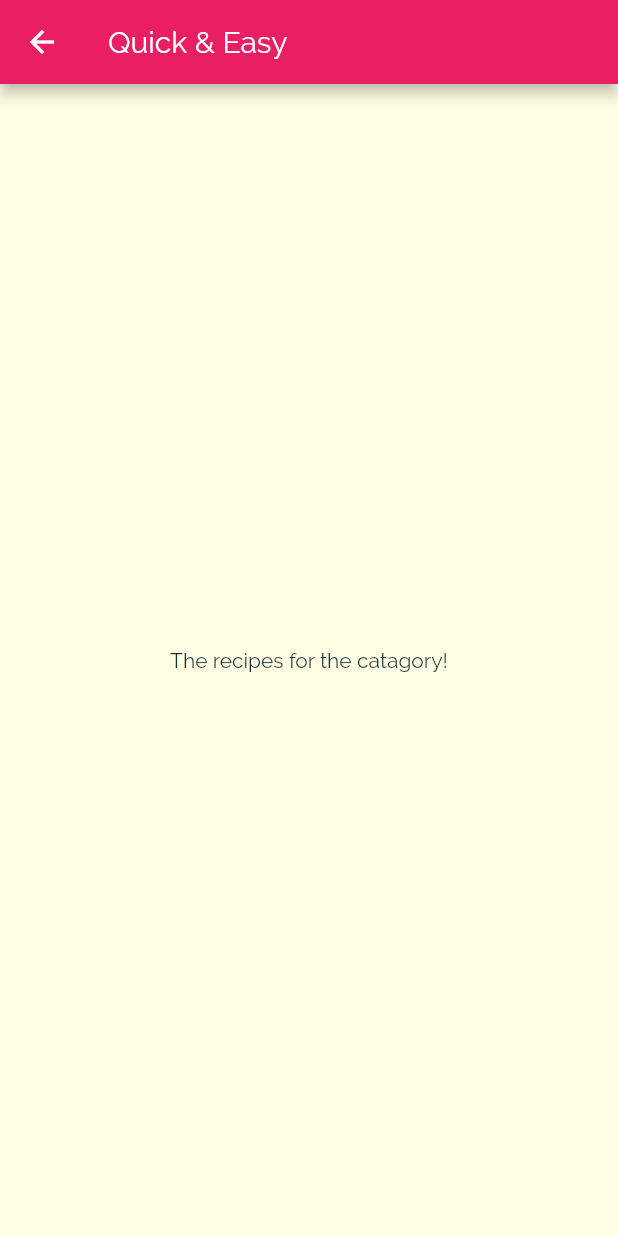
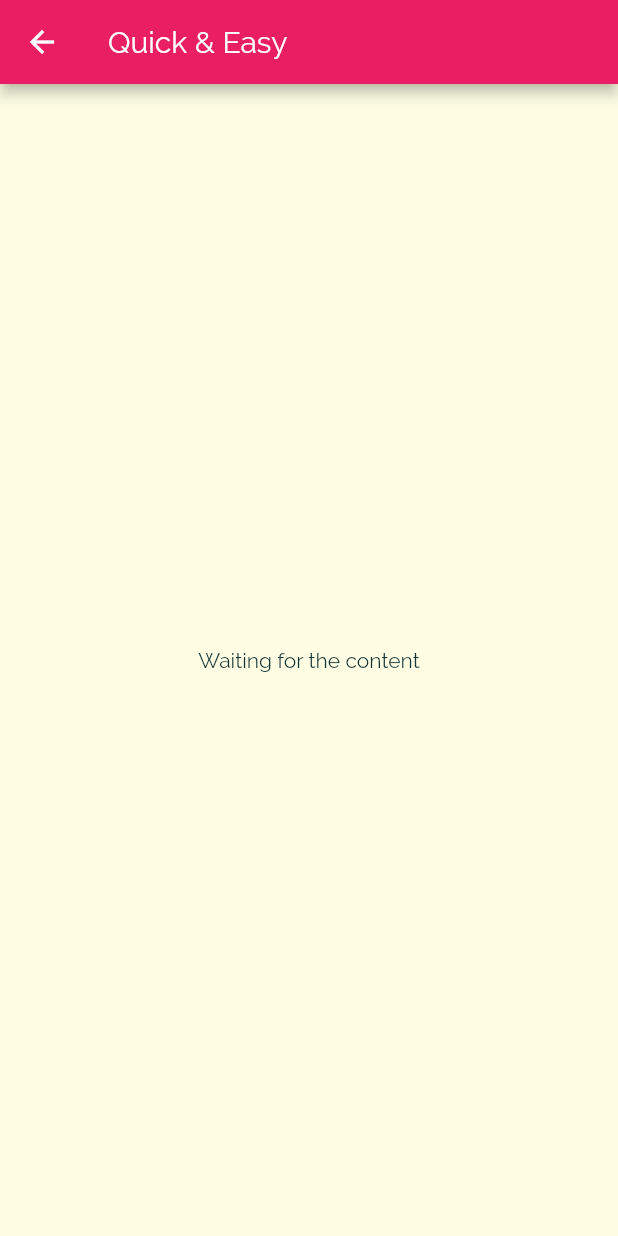
Before and after one commit to swayamshreemohanty/meal_app, a Flutter app: the screen it shows after launch, after a tap on "Quick & Easy", on a phone screen of 412 x 824 dp. Run offline on Flutter 3.47's test engine with Material 2 defaults, Android fonts, the phone set to English and light mode, and no system bars.

Commit message:
1st screen if added

```diff
--- a/lib/categories_screen.dart
+++ b/lib/categories_screen.dart
@@ -19,6 +19,7 @@ class CategoriesScreen extends StatelessWidget {
                 catData.id,
                 catData.title,
                 catData.color,
+                catData.content,
               ),
             )
             .toList(),
--- a/lib/category_item.dart
+++ b/lib/category_item.dart
@@ -6,14 +6,15 @@ class CategoryItem extends StatelessWidget {
   final String id;
   final String title;
   final Color color;
+  final String content;
 
-  CategoryItem(this.id, this.title, this.color);
+  CategoryItem(this.id, this.title, this.color, this.content);
 
   void selectCategory(BuildContext ctx) {
     Navigator.of(ctx).push(
       MaterialPageRoute(
         builder: (_) {
-          return CategoryMealsScreen(id, title);
+          return CategoryMealsScreen(id, title,content);
         },
       ),
     );
--- a/lib/category_meals_screen.dart
+++ b/lib/category_meals_screen.dart
@@ -4,8 +4,10 @@ class CategoryMealsScreen extends StatelessWidget {
   // const ({ Key? key }) : super(key: key);
   final String categoryId;
   final String categoryTitle;
+  final String categorycontent;
 
-  CategoryMealsScreen(this.categoryId, this.categoryTitle);
+  CategoryMealsScreen(
+      this.categoryId, this.categoryTitle, this.categorycontent);
 
   @override
   Widget build(BuildContext context) {
@@ -14,7 +16,9 @@ class CategoryMealsScreen extends StatelessWidget {
         title: Text(categoryTitle),
       ),
       body: Center(
-        child: Text('The recipes for the catagory!'),
+        child: Text(categorycontent == null
+            ? 'Waiting for the content'
+            : categorycontent),
       ),
     );
   }
--- a/lib/dummy_dart.dart
+++ b/lib/dummy_dart.dart
@@ -6,6 +6,7 @@ const DUMMY_CATEGORIES = const [
     id: 'c1',
     title: 'Italian',
     color: Colors.purple,
+    content: "This is Pizza",
   ),
   Category(
     id: 'c2',
--- a/lib/models/category.dart
+++ b/lib/models/category.dart
@@ -4,10 +4,12 @@ class Category {
   final String id;
   final String title;
   final Color color;
+  final String content;
 
   const Category({
     @required this.id,
     @required this.title,
     this.color = Colors.orange,
+    this.content,
   });
 }
```
